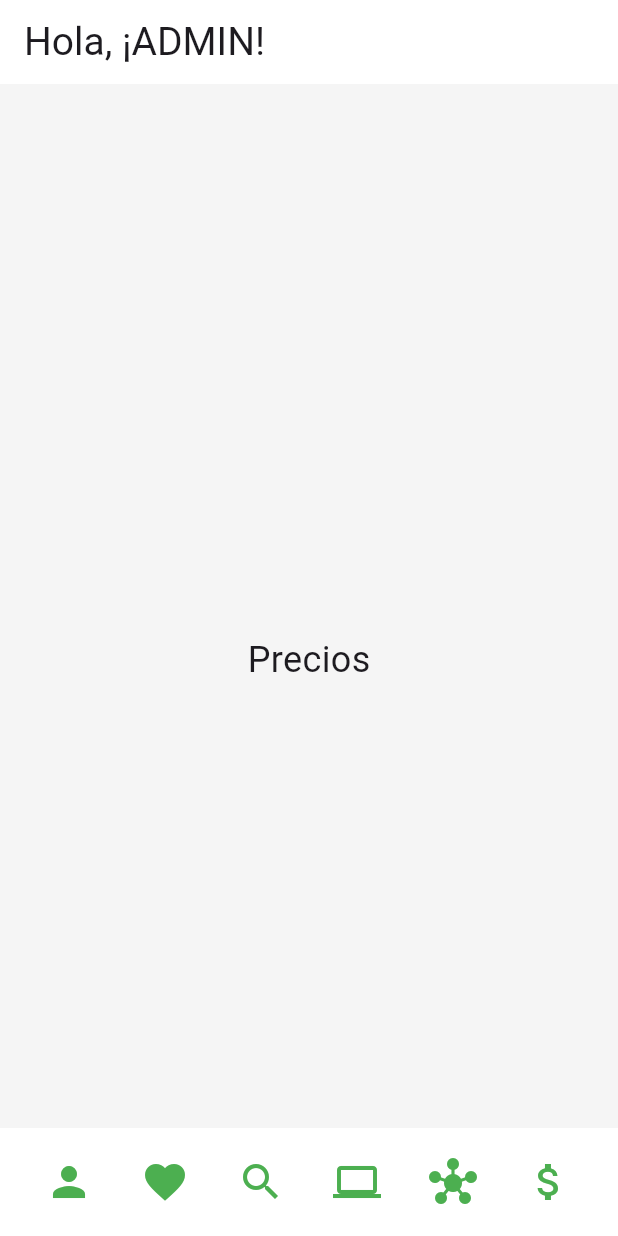
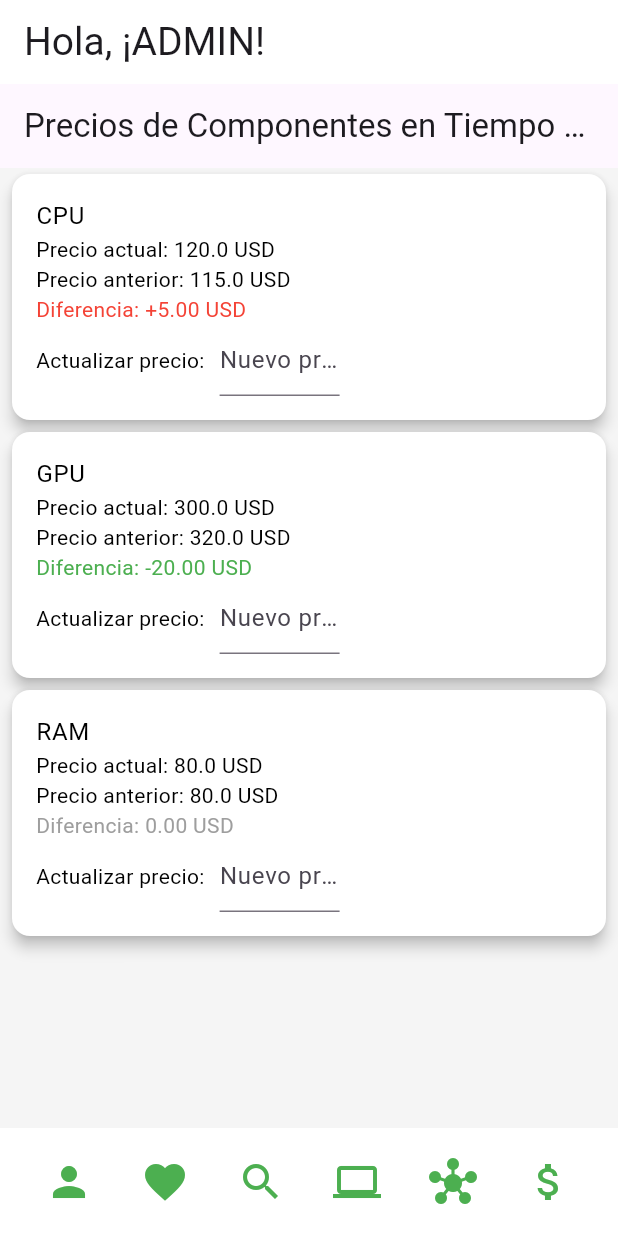
Before and after one commit to 1ACC0238-2510-358-BuildMaster/BuildMasterAdminApp, a Flutter app: the screen it shows after launch, item 6 of the bottom bar chosen, on a phone screen of 412 x 824 dp. Run offline on Flutter 3.47's test engine with Material 3 defaults, Android fonts, the phone set to English and light mode, and no system bars; network calls fail.

Commit message:
fea: Bounded Context Provider

```diff
--- a/lib/dashboard_page.dart
+++ b/lib/dashboard_page.dart
@@ -1,6 +1,7 @@
 import 'package:flutter/material.dart';
 import '../catalogue/presentation/pages/catalogue_page.dart';
 import '../community/presentation/community_page.dart';
+import '../provider/presentation/pages/provider_screen.dart';
 
 class DashboardPage extends StatefulWidget {
   const DashboardPage({super.key});
@@ -24,7 +25,7 @@ class _DashboardPageState extends State<DashboardPage> {
     // Comunidad
     CommunityPage(),
     // Precios
-    Center(child: Text('Precios', style: TextStyle(fontSize: 24))),
+    ProviderScreen(), // Aquí se muestra la pantalla de precios
   ];
 
   void _onItemTapped(int index) {
--- /dev/null
+++ b/lib/provider/presentation/pages/provider_screen.dart
@@ -0,0 +1,74 @@
+import 'package:flutter/material.dart';
+
+class ProviderScreen extends StatefulWidget {
+  @override
+  _ProviderScreenState createState() => _ProviderScreenState();
+}
+
+class _ProviderScreenState extends State<ProviderScreen> {
+  // Simulación de datos de componentes y precios
+  List<Map<String, dynamic>> componentes = [
+    {'nombre': 'CPU', 'precio': 120.0, 'precioAnterior': 115.0},
+    {'nombre': 'GPU', 'precio': 300.0, 'precioAnterior': 320.0},
+    {'nombre': 'RAM', 'precio': 80.0, 'precioAnterior': 80.0},
+  ];
+
+  void actualizarPrecio(int index, double nuevoPrecio) {
+    setState(() {
+      componentes[index]['precioAnterior'] = componentes[index]['precio'];
+      componentes[index]['precio'] = nuevoPrecio;
+    });
+  }
+
+  @override
+  Widget build(BuildContext context) {
+    return Scaffold(
+        appBar: AppBar(title: Text('Precios de Componentes en Tiempo Real')),
+        body: ListView.builder(
+          itemCount: componentes.length,
+          itemBuilder: (context, index) {
+            final comp = componentes[index];
+            final diferencia = comp['precio'] - comp['precioAnterior'];
+            return Card(
+              child: ListTile(
+                title: Text(comp['nombre']),
+                subtitle: Column(
+                  crossAxisAlignment: CrossAxisAlignment.start,
+                  children: [
+                    Text('Precio actual: ${comp['precio']} USD'),
+                    Text('Precio anterior: ${comp['precioAnterior']} USD'),
+                    Text(
+                      'Diferencia: ${diferencia > 0 ? '+' : ''}${diferencia.toStringAsFixed(2)} USD',
+                      style: TextStyle(
+                        color: diferencia > 0
+                            ? Colors.red
+                            : (diferencia < 0 ? Colors.green : Colors.grey),
+                      ),
+                    ),
+                    Row(
+                      children: [
+                        Text('Actualizar precio:'),
+                        SizedBox(width: 10),
+                        SizedBox(
+                          width: 80,
+                          child: TextField(
+                            keyboardType: TextInputType.number,
+                            onSubmitted: (value) {
+                              final nuevo = double.tryParse(value);
+                              if (nuevo != null) {
+                                actualizarPrecio(index, nuevo);
+                              }
+                            },
+                            decoration: InputDecoration(hintText: 'Nuevo precio'),
+                          ),
+                        ),
+                      ],
+                    ),
+                  ],
+                ),
+              ),
+            );
+          },
+        ));
+  }
+}
```
